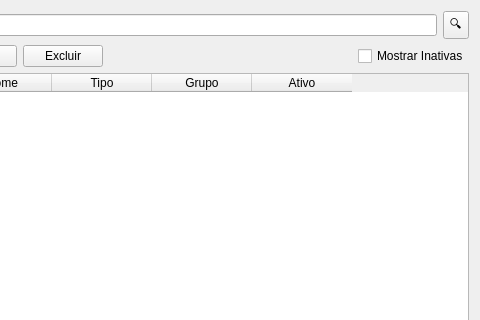
The window that widgets/categorias/CategoriasWidget.ui (danielghirghi/fortuna) describes before a commit, drawn with Qt 5; both pictures show x 160 to 640 and y 0 to 320 of the 640 by 480 pixel window.
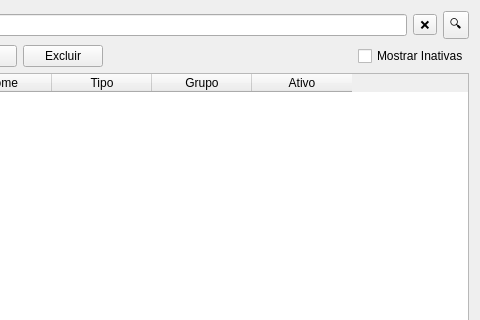
The same window after the commit.

Diff of the .ui file:
```diff
--- a/widgets/categorias/CategoriasWidget.ui
+++ b/widgets/categorias/CategoriasWidget.ui
@@ -34,6 +34,13 @@
        <item>
         <widget class="QLineEdit" name="edtPesquisar"/>
        </item>
+       <item>
+        <widget class="QToolButton" name="btnLimpar">
+         <property name="text">
+          <string>❌</string>
+         </property>
+        </widget>
+       </item>
        <item>
         <widget class="QToolButton" name="btnPesquisar">
          <property name="text">
```
